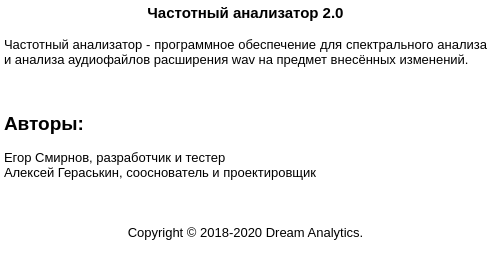
BigSickMind/frequency-analysis, file src/ui/about.ui: the form before one commit.
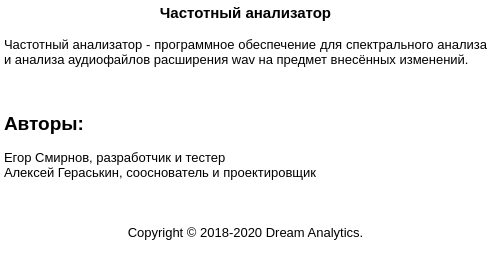
The form after the commit. Icons and pictures are not drawn.

Diff of the .ui file:
```diff
--- a/src/ui/about.ui
+++ b/src/ui/about.ui
@@ -47,7 +47,7 @@
 &lt;html&gt;&lt;head&gt;&lt;meta name=&quot;qrichtext&quot; content=&quot;1&quot; /&gt;&lt;style type=&quot;text/css&quot;&gt;
 p, li { white-space: pre-wrap; }
 &lt;/style&gt;&lt;/head&gt;&lt;body style=&quot; font-family:'MS Shell Dlg 2'; font-size:8.25pt; font-weight:400; font-style:normal;&quot;&gt;
-&lt;p align=&quot;center&quot; style=&quot; margin-top:0px; margin-bottom:0px; margin-left:0px; margin-right:0px; -qt-block-indent:0; text-indent:0px;&quot;&gt;&lt;span style=&quot; font-size:11pt; font-weight:600;&quot;&gt;Частотный анализатор 2.0&lt;/span&gt;&lt;/p&gt;
+&lt;p align=&quot;center&quot; style=&quot; margin-top:0px; margin-bottom:0px; margin-left:0px; margin-right:0px; -qt-block-indent:0; text-indent:0px;&quot;&gt;&lt;span style=&quot; font-size:11pt; font-weight:600;&quot;&gt;Частотный анализатор&lt;/span&gt;&lt;/p&gt;
 &lt;p align=&quot;justify&quot; style=&quot;-qt-paragraph-type:empty; margin-top:0px; margin-bottom:0px; margin-left:0px; margin-right:0px; -qt-block-indent:0; text-indent:0px; font-size:10pt;&quot;&gt;&lt;br /&gt;&lt;/p&gt;
 &lt;p align=&quot;justify&quot; style=&quot; margin-top:0px; margin-bottom:0px; margin-left:0px; margin-right:0px; -qt-block-indent:0; text-indent:0px;&quot;&gt;&lt;span style=&quot; font-size:10pt;&quot;&gt;Частотный анализатор - программное обеспечение для спектрального анализа и анализа аудиофайлов расширения wav на предмет внесённых изменений.&lt;/span&gt;&lt;/p&gt;
 &lt;p align=&quot;justify&quot; style=&quot;-qt-paragraph-type:empty; margin-top:0px; margin-bottom:0px; margin-left:0px; margin-right:0px; -qt-block-indent:0; text-indent:0px; font-size:10pt;&quot;&gt;&lt;br /&gt;&lt;/p&gt;
```
